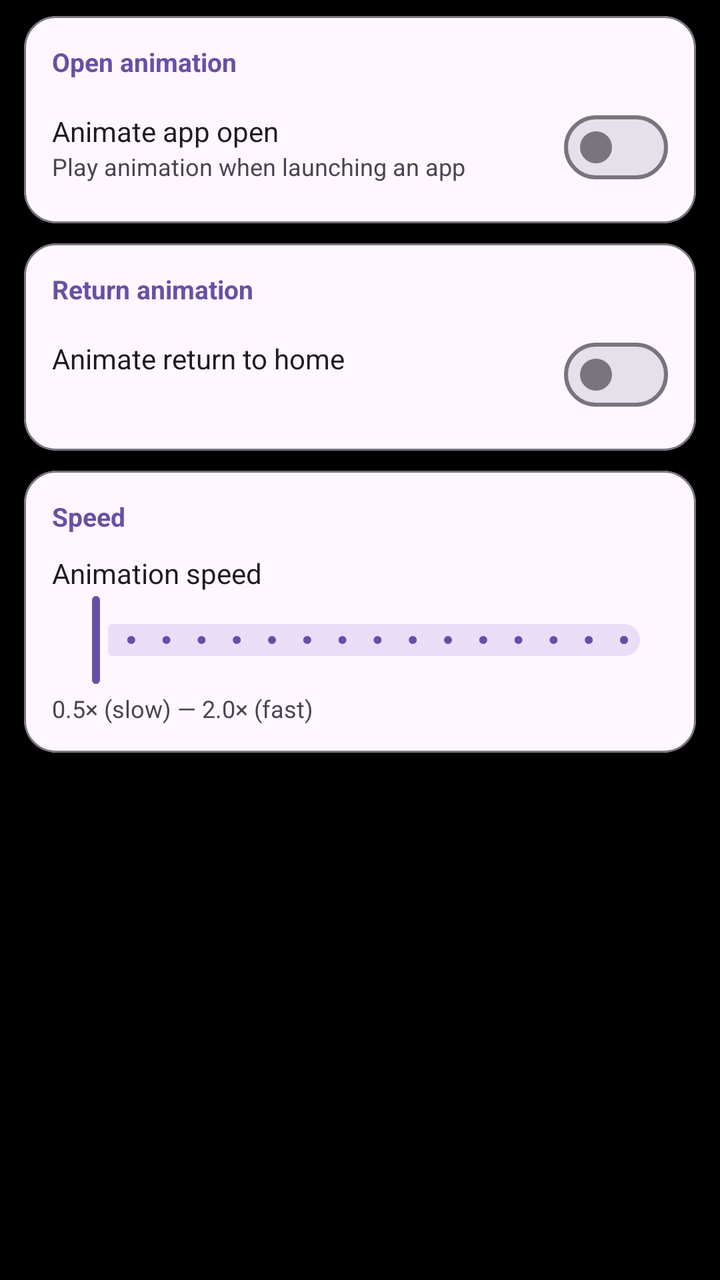
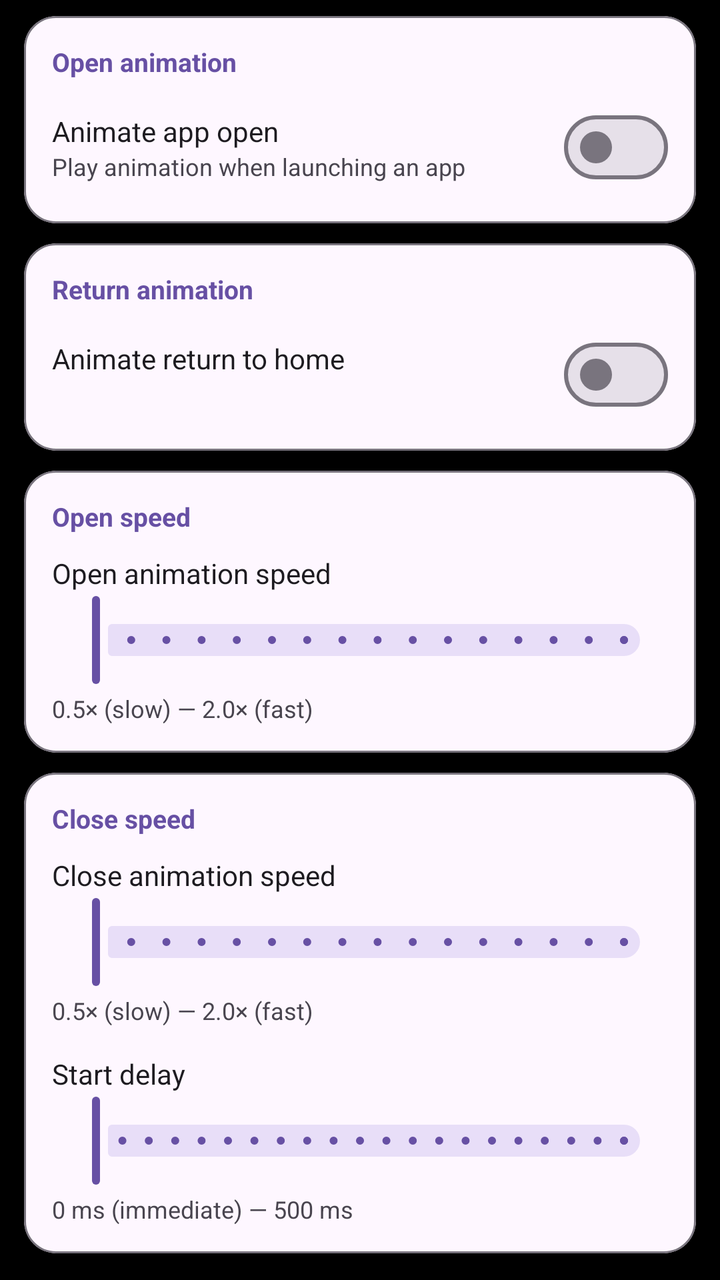

Screens rendered from an Android XML layout before and after an edit, with the pre-edit source and the edit as a unified diff.
<!-- AndroidManifest.xml: application theme Theme.CloX -->
<!-- res/layout/fragment_settings_animation.xml -->
<?xml version="1.0" encoding="utf-8"?>
<androidx.core.widget.NestedScrollView
    xmlns:android="http://schemas.android.com/apk/res/android"
    xmlns:app="http://schemas.android.com/apk/res-auto"
    android:layout_width="match_parent"
    android:layout_height="match_parent"
    android:clipToPadding="false"
    android:fillViewport="true">

    <LinearLayout
        android:layout_width="match_parent"
        android:layout_height="wrap_content"
        android:orientation="vertical"
        android:paddingTop="8dp"
        android:paddingBottom="16dp">

        
        <com.google.android.material.card.MaterialCardView
            android:layout_width="match_parent" android:layout_height="wrap_content"
            android:layout_marginHorizontal="12dp" android:layout_marginBottom="10dp"
            app:cardCornerRadius="16dp" app:cardElevation="0dp"
            app:strokeWidth="1dp" app:strokeColor="?attr/colorOutline"
            app:cardBackgroundColor="?attr/colorSurface">
            <LinearLayout android:layout_width="match_parent" android:layout_height="wrap_content"
                android:orientation="vertical" android:padding="14dp">

                <TextView android:layout_width="wrap_content" android:layout_height="wrap_content"
                    android:text="@string/anim_setting_open_category"
                    android:textSize="13sp" android:textStyle="bold"
                    android:textColor="?attr/colorPrimary" android:layout_marginBottom="10dp" />

                
                <LinearLayout android:layout_width="match_parent" android:layout_height="wrap_content"
                    android:orientation="horizontal" android:gravity="center_vertical">
                    <LinearLayout android:layout_width="0dp" android:layout_height="wrap_content"
                        android:layout_weight="1" android:orientation="vertical">
                        <TextView android:layout_width="wrap_content" android:layout_height="wrap_content"
                            android:text="@string/anim_setting_open_title"
                            android:textSize="14sp" android:textColor="?attr/colorOnSurface" />
                        <TextView android:layout_width="wrap_content" android:layout_height="wrap_content"
                            android:text="@string/anim_setting_open_summary"
                            android:textSize="12sp" android:textColor="?attr/colorOnSurfaceVariant" />
                    </LinearLayout>
                    <com.google.android.material.materialswitch.MaterialSwitch
                        android:id="@+id/switchOpenAnim"
                        android:layout_width="wrap_content" android:layout_height="wrap_content" />
                </LinearLayout>

                
                <LinearLayout android:id="@+id/rowOpenAnimType"
                    android:layout_width="match_parent" android:layout_height="wrap_content"
                    android:orientation="horizontal" android:gravity="center_vertical"
                    android:layout_marginTop="14dp"
                    android:clickable="true" android:focusable="true"
                    android:background="?attr/selectableItemBackground"
                    android:visibility="gone">
                    <LinearLayout android:layout_width="0dp" android:layout_height="wrap_content"
                        android:layout_weight="1" android:orientation="vertical">
                        <TextView android:layout_width="wrap_content" android:layout_height="wrap_content"
                            android:text="@string/anim_setting_open_type_title"
                            android:textSize="14sp" android:textColor="?attr/colorOnSurface" />
                        <TextView android:id="@+id/tvOpenAnimType"
                            android:layout_width="wrap_content" android:layout_height="wrap_content"
                            android:textSize="12sp" android:textColor="?attr/colorOnSurfaceVariant" />
                    </LinearLayout>
                    <ImageView android:layout_width="20dp" android:layout_height="20dp"
                        android:src="@drawable/ic_expand_more" app:tint="?attr/colorOnSurfaceVariant" />
                </LinearLayout>

            </LinearLayout>
        </com.google.android.material.card.MaterialCardView>

        
        <com.google.android.material.card.MaterialCardView
            android:layout_width="match_parent" android:layout_height="wrap_content"
            android:layout_marginHorizontal="12dp" android:layout_marginBottom="10dp"
            app:cardCornerRadius="16dp" app:cardElevation="0dp"
            app:strokeWidth="1dp" app:strokeColor="?attr/colorOutline"
            app:cardBackgroundColor="?attr/colorSurface">
            <LinearLayout android:layout_width="match_parent" android:layout_height="wrap_content"
                android:orientation="vertical" android:padding="14dp">

                <TextView android:layout_width="wrap_content" android:layout_height="wrap_content"
                    android:text="@string/anim_setting_return_category"
                    android:textSize="13sp" android:textStyle="bold"
                    android:textColor="?attr/colorPrimary" android:layout_marginBottom="10dp" />

                <LinearLayout android:layout_width="match_parent" android:layout_height="wrap_content"
                    android:orientation="horizontal" android:gravity="center_vertical">
                    <LinearLayout android:layout_width="0dp" android:layout_height="wrap_content"
                        android:layout_weight="1" android:orientation="vertical">
                        <TextView android:layout_width="wrap_content" android:layout_height="wrap_content"
                            android:text="@string/anim_setting_return_title"
                            android:textSize="14sp" android:textColor="?attr/colorOnSurface" />
                        <TextView android:id="@+id/tvReturnAnimSummary"
                            android:layout_width="wrap_content" android:layout_height="wrap_content"
                            android:textSize="12sp" android:textColor="?attr/colorOnSurfaceVariant" />
                    </LinearLayout>
                    <com.google.android.material.materialswitch.MaterialSwitch
                        android:id="@+id/switchReturnAnim"
                        android:layout_width="wrap_content" android:layout_height="wrap_content" />
                </LinearLayout>

            </LinearLayout>
        </com.google.android.material.card.MaterialCardView>

        
        <com.google.android.material.card.MaterialCardView
            android:layout_width="match_parent" android:layout_height="wrap_content"
            android:layout_marginHorizontal="12dp" android:layout_marginBottom="10dp"
            app:cardCornerRadius="16dp" app:cardElevation="0dp"
            app:strokeWidth="1dp" app:strokeColor="?attr/colorOutline"
            app:cardBackgroundColor="?attr/colorSurface">
            <LinearLayout android:layout_width="match_parent" android:layout_height="wrap_content"
                android:orientation="vertical" android:padding="14dp">

                <TextView android:layout_width="wrap_content" android:layout_height="wrap_content"
                    android:text="@string/anim_setting_speed_category"
                    android:textSize="13sp" android:textStyle="bold"
                    android:textColor="?attr/colorPrimary" android:layout_marginBottom="10dp" />

                <LinearLayout android:layout_width="match_parent" android:layout_height="wrap_content"
                    android:orientation="horizontal" android:gravity="center_vertical">
                    <TextView android:layout_width="0dp" android:layout_height="wrap_content"
                        android:layout_weight="1"
                        android:text="@string/anim_setting_speed_title"
                        android:textSize="14sp" android:textColor="?attr/colorOnSurface" />
                    <TextView android:id="@+id/tvAnimSpeed"
                        android:layout_width="wrap_content" android:layout_height="wrap_content"
                        android:textSize="13sp" android:textColor="?attr/colorPrimary"
                        android:layout_marginStart="8dp" />
                </LinearLayout>

                <com.google.android.material.slider.Slider
                    android:id="@+id/sliderAnimSpeed"
                    android:layout_width="match_parent" android:layout_height="wrap_content"
                    android:valueFrom="0.5" android:valueTo="2.0" android:stepSize="0.1" />

                <TextView android:layout_width="wrap_content" android:layout_height="wrap_content"
                    android:text="@string/anim_setting_speed_hint"
                    android:textSize="12sp" android:textColor="?attr/colorOnSurfaceVariant"
                    android:layout_marginTop="2dp" />

            </LinearLayout>
        </com.google.android.material.card.MaterialCardView>

    </LinearLayout>
</androidx.core.widget.NestedScrollView>
<!-- resources referenced by this layout -->
<resources>
  <!-- drawable ic_expand_more (drawable) -->
  <?xml version="1.0" encoding="utf-8"?>
  <vector xmlns:android="http://schemas.android.com/apk/res/android"
      android:width="24dp" android:height="24dp"
      android:viewportWidth="24" android:viewportHeight="24"
      android:tint="?attr/colorControlNormal">
      <path android:fillColor="@android:color/white"
          android:pathData="M16.59,8.59L12,13.17 7.41,8.59 6,10l6,6 6,-6 -1.41,-1.41z"/>
  </vector>
  <string name="anim_setting_open_category">Open animation</string>
  <string name="anim_setting_open_summary">Play animation when launching an app</string>
  <string name="anim_setting_open_title">Animate app open</string>
  <string name="anim_setting_open_type_title">Animation style</string>
  <string name="anim_setting_return_category">Return animation</string>
  <string name="anim_setting_return_title">Animate return to home</string>
  <string name="anim_setting_speed_category">Speed</string>
  <string name="anim_setting_speed_hint">0.5× (slow) — 2.0× (fast)</string>
  <string name="anim_setting_speed_title">Animation speed</string>
  <style name="Theme.CloX" parent="Theme.Material3.DayNight.NoActionBar">
          <item name="android:windowBackground">@android:color/black</item>
      </style>
</resources>

<!-- the commit's change to res/layout/fragment_settings_animation.xml (unified diff, before → after) -->
@@ -101,6 +101,27 @@
                         android:layout_width="wrap_content" android:layout_height="wrap_content" />
                 </LinearLayout>
 
+                
+                <LinearLayout android:id="@+id/rowCloseAnimType"
+                    android:layout_width="match_parent" android:layout_height="wrap_content"
+                    android:orientation="horizontal" android:gravity="center_vertical"
+                    android:layout_marginTop="14dp"
+                    android:clickable="true" android:focusable="true"
+                    android:background="?attr/selectableItemBackground"
+                    android:visibility="gone">
+                    <LinearLayout android:layout_width="0dp" android:layout_height="wrap_content"
+                        android:layout_weight="1" android:orientation="vertical">
+                        <TextView android:layout_width="wrap_content" android:layout_height="wrap_content"
+                            android:text="@string/anim_setting_close_type_title"
+                            android:textSize="14sp" android:textColor="?attr/colorOnSurface" />
+                        <TextView android:id="@+id/tvCloseAnimType"
+                            android:layout_width="wrap_content" android:layout_height="wrap_content"
+                            android:textSize="12sp" android:textColor="?attr/colorOnSurfaceVariant" />
+                    </LinearLayout>
+                    <ImageView android:layout_width="20dp" android:layout_height="20dp"
+                        android:src="@drawable/ic_expand_more" app:tint="?attr/colorOnSurfaceVariant" />
+                </LinearLayout>
+
             </LinearLayout>
         </com.google.android.material.card.MaterialCardView>
 
@@ -144,5 +165,68 @@
             </LinearLayout>
         </com.google.android.material.card.MaterialCardView>
 
+        
+        <com.google.android.material.card.MaterialCardView
+            android:layout_width="match_parent" android:layout_height="wrap_content"
+            android:layout_marginHorizontal="12dp" android:layout_marginBottom="10dp"
+            app:cardCornerRadius="16dp" app:cardElevation="0dp"
+            app:strokeWidth="1dp" app:strokeColor="?attr/colorOutline"
+            app:cardBackgroundColor="?attr/colorSurface">
+            <LinearLayout android:layout_width="match_parent" android:layout_height="wrap_content"
+                android:orientation="vertical" android:padding="14dp">
+
+                <TextView android:layout_width="wrap_content" android:layout_height="wrap_content"
+                    android:text="@string/anim_setting_close_speed_category"
+                    android:textSize="13sp" android:textStyle="bold"
+                    android:textColor="?attr/colorPrimary" android:layout_marginBottom="10dp" />
+
+                <LinearLayout android:layout_width="match_parent" android:layout_height="wrap_content"
+                    android:orientation="horizontal" android:gravity="center_vertical">
+                    <TextView android:layout_width="0dp" android:layout_height="wrap_content"
+                        android:layout_weight="1"
+                        android:text="@string/anim_setting_close_speed_title"
+                        android:textSize="14sp" android:textColor="?attr/colorOnSurface" />
+                    <TextView android:id="@+id/tvCloseAnimSpeed"
+                        android:layout_width="wrap_content" android:layout_height="wrap_content"
+                        android:textSize="13sp" android:textColor="?attr/colorPrimary"
+                        android:layout_marginStart="8dp" />
+                </LinearLayout>
+
+                <com.google.android.material.slider.Slider
+                    android:id="@+id/sliderCloseAnimSpeed"
+                    android:layout_width="match_parent" android:layout_height="wrap_content"
+                    android:valueFrom="0.5" android:valueTo="2.0" android:stepSize="0.1" />
+
+                <TextView android:layout_width="wrap_content" android:layout_height="wrap_content"
+                    android:text="@string/anim_setting_speed_hint"
+                    android:textSize="12sp" android:textColor="?attr/colorOnSurfaceVariant"
+                    android:layout_marginTop="2dp" />
+
+                <LinearLayout android:layout_width="match_parent" android:layout_height="wrap_content"
+                    android:orientation="horizontal" android:gravity="center_vertical"
+                    android:layout_marginTop="14dp">
+                    <TextView android:layout_width="0dp" android:layout_height="wrap_content"
+                        android:layout_weight="1"
+                        android:text="@string/anim_setting_close_delay_title"
+                        android:textSize="14sp" android:textColor="?attr/colorOnSurface" />
+                    <TextView android:id="@+id/tvCloseAnimDelay"
+                        android:layout_width="wrap_content" android:layout_height="wrap_content"
+                        android:textSize="13sp" android:textColor="?attr/colorPrimary"
+                        android:layout_marginStart="8dp" />
+                </LinearLayout>
+
+                <com.google.android.material.slider.Slider
+                    android:id="@+id/sliderCloseAnimDelay"
+                    android:layout_width="match_parent" android:layout_height="wrap_content"
+                    android:valueFrom="0" android:valueTo="500" android:stepSize="25" />
+
+                <TextView android:layout_width="wrap_content" android:layout_height="wrap_content"
+                    android:text="@string/anim_setting_close_delay_hint"
+                    android:textSize="12sp" android:textColor="?attr/colorOnSurfaceVariant"
+                    android:layout_marginTop="2dp" />
+
+            </LinearLayout>
+        </com.google.android.material.card.MaterialCardView>
+
     </LinearLayout>
 </androidx.core.widget.NestedScrollView>
<!-- resource entries referenced after the edit -->
@@ -9,17 +9,23 @@
       <path android:fillColor="@android:color/white"
           android:pathData="M16.59,8.59L12,13.17 7.41,8.59 6,10l6,6 6,-6 -1.41,-1.41z"/>
   </vector>
+  <string name="anim_setting_close_delay_hint">0 ms (immediate) — 500 ms</string>
+  <string name="anim_setting_close_delay_title">Start delay</string>
+  <string name="anim_setting_close_speed_category">Close speed</string>
+  <string name="anim_setting_close_speed_title">Close animation speed</string>
+  <string name="anim_setting_close_type_title">Animation style</string>
   <string name="anim_setting_open_category">Open animation</string>
   <string name="anim_setting_open_summary">Play animation when launching an app</string>
   <string name="anim_setting_open_title">Animate app open</string>
   <string name="anim_setting_open_type_title">Animation style</string>
   <string name="anim_setting_return_category">Return animation</string>
   <string name="anim_setting_return_title">Animate return to home</string>
-  <string name="anim_setting_speed_category">Speed</string>
+  <string name="anim_setting_speed_category">Open speed</string>
   <string name="anim_setting_speed_hint">0.5× (slow) — 2.0× (fast)</string>
-  <string name="anim_setting_speed_title">Animation speed</string>
+  <string name="anim_setting_speed_title">Open animation speed</string>
   <style name="Theme.CloX" parent="Theme.Material3.DayNight.NoActionBar">
           <item name="android:windowBackground">@android:color/black</item>
+          <item name="android:windowAnimationStyle">@null</item>
       </style>
 </resources>
 
